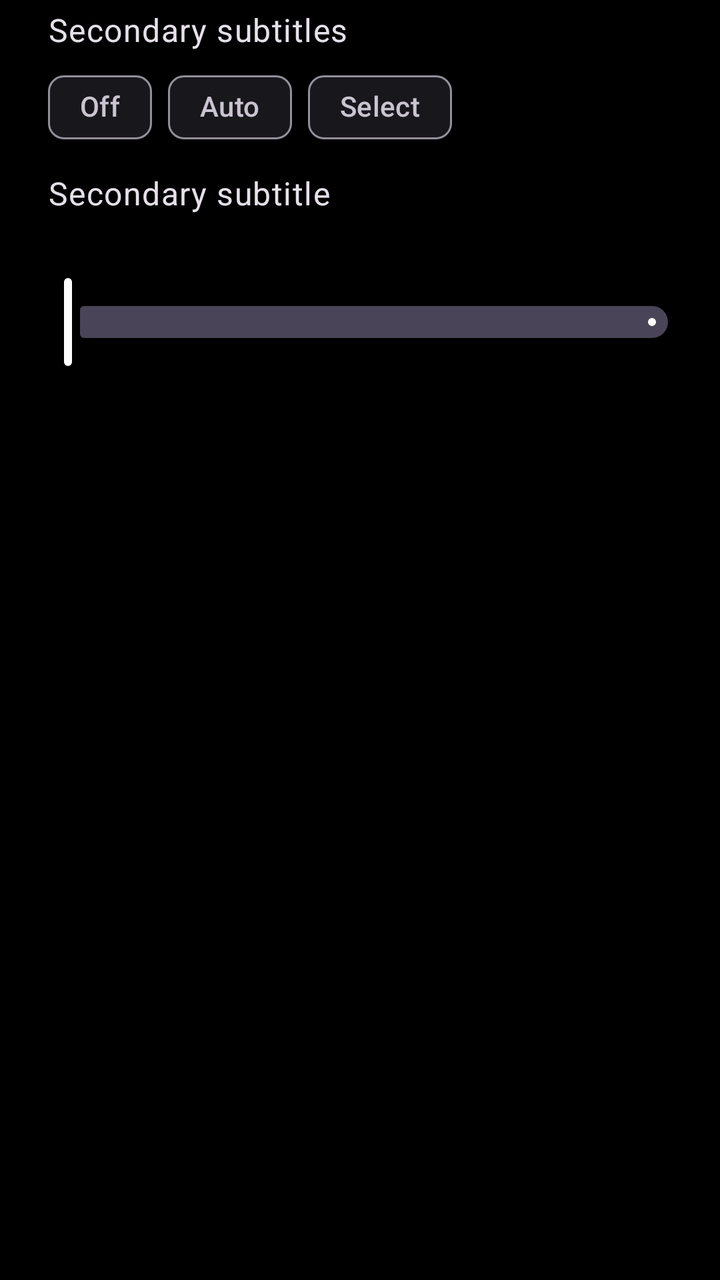
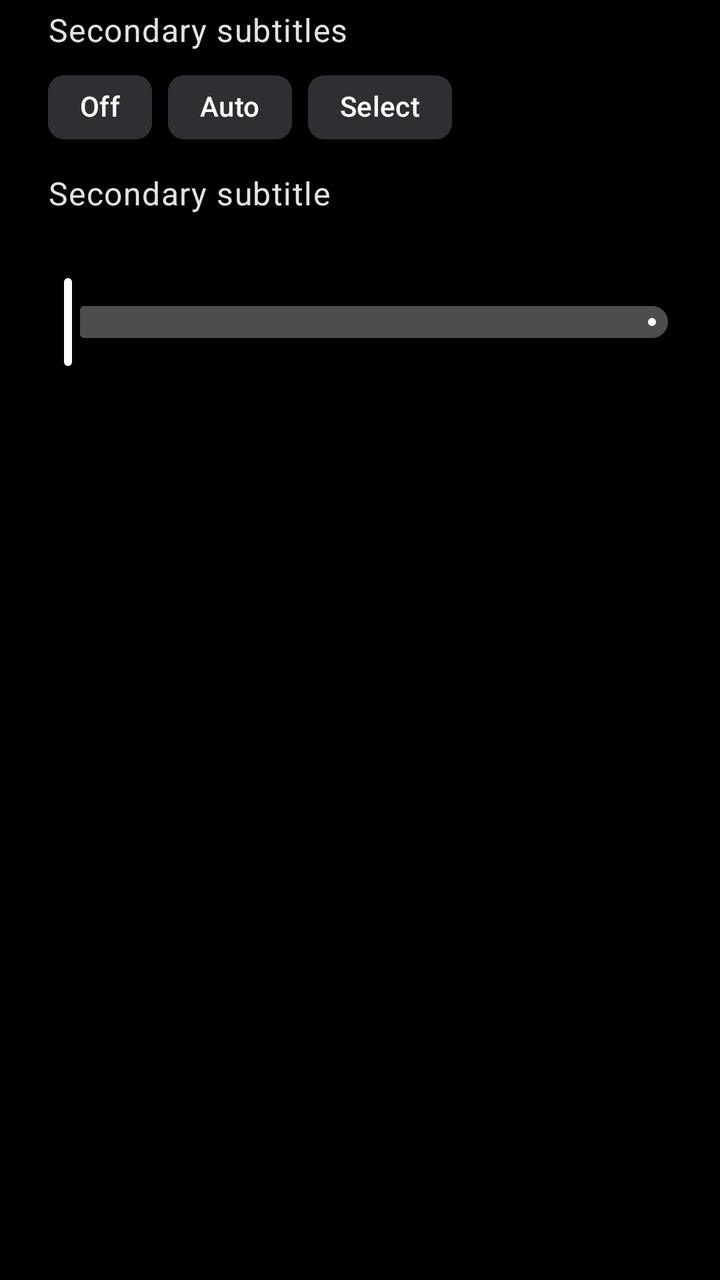

Before-and-after screenshots of an Android layout around one commit, followed by the original layout XML and the change that was made.
<!-- AndroidManifest.xml: application theme Theme.App -->
<!-- res/layout/view_subtitle_advanced.xml -->
<?xml version="1.0" encoding="utf-8"?>
<androidx.appcompat.widget.LinearLayoutCompat xmlns:android="http://schemas.android.com/apk/res/android"
    xmlns:app="http://schemas.android.com/apk/res-auto"
    android:layout_width="match_parent"
    android:layout_height="wrap_content"
    android:orientation="vertical">

    <androidx.appcompat.widget.LinearLayoutCompat
        android:id="@+id/secondarySection"
        android:layout_width="match_parent"
        android:layout_height="wrap_content"
        android:orientation="vertical">

        <com.google.android.material.textview.MaterialTextView
            android:layout_width="match_parent"
            android:layout_height="wrap_content"
            android:paddingHorizontal="24dp"
            android:paddingVertical="4dp"
            android:text="@string/subtitle_secondary_track"
            android:textAppearance="?attr/textAppearanceBodyLarge" />

        <com.google.android.material.chip.ChipGroup
            android:id="@+id/secondaryGroup"
            android:layout_width="match_parent"
            android:layout_height="wrap_content"
            android:paddingHorizontal="24dp"
            app:chipSpacingVertical="0dp"
            app:selectionRequired="true"
            app:singleSelection="true">

            <com.google.android.material.chip.Chip
                android:id="@+id/secondaryOff"
                style="@style/Widget.Material3.Chip.Filter"
                android:layout_width="wrap_content"
                android:layout_height="wrap_content"
                android:text="@string/subtitle_secondary_off" />

            <com.google.android.material.chip.Chip
                android:id="@+id/secondaryAuto"
                style="@style/Widget.Material3.Chip.Filter"
                android:layout_width="wrap_content"
                android:layout_height="wrap_content"
                android:text="@string/subtitle_secondary_auto" />

            <com.google.android.material.chip.Chip
                android:id="@+id/secondarySelect"
                style="@style/Widget.Material3.Chip.Filter"
                android:layout_width="wrap_content"
                android:layout_height="wrap_content"
                android:text="@string/subtitle_secondary_select" />

        </com.google.android.material.chip.ChipGroup>

    </androidx.appcompat.widget.LinearLayoutCompat>

    <androidx.appcompat.widget.LinearLayoutCompat
        android:id="@+id/secondaryTrackSection"
        android:layout_width="match_parent"
        android:layout_height="wrap_content"
        android:orientation="vertical">

        <com.google.android.material.textview.MaterialTextView
            android:layout_width="match_parent"
            android:layout_height="wrap_content"
            android:paddingHorizontal="24dp"
            android:paddingTop="8dp"
            android:text="@string/subtitle_secondary_track_select"
            android:textAppearance="?attr/textAppearanceBodyLarge" />

        <com.google.android.material.chip.ChipGroup
            android:id="@+id/secondaryTrackGroup"
            android:layout_width="match_parent"
            android:layout_height="wrap_content"
            android:paddingHorizontal="24dp"
            app:chipSpacingVertical="0dp"
            app:selectionRequired="true"
            app:singleSelection="true" />

    </androidx.appcompat.widget.LinearLayoutCompat>

    <include
        android:id="@+id/secondaryPosition"
        layout="@layout/view_setting_slider" />

</androidx.appcompat.widget.LinearLayoutCompat>
<!-- res/layout/view_setting_slider.xml (included above) -->
<?xml version="1.0" encoding="utf-8"?>
<androidx.appcompat.widget.LinearLayoutCompat xmlns:android="http://schemas.android.com/apk/res/android"
    xmlns:app="http://schemas.android.com/apk/res-auto"
    android:id="@+id/row"
    android:layout_width="match_parent"
    android:layout_height="wrap_content"
    android:orientation="vertical">

    <androidx.appcompat.widget.LinearLayoutCompat
        android:layout_width="match_parent"
        android:layout_height="wrap_content"
        android:gravity="center_vertical"
        android:orientation="horizontal"
        android:paddingHorizontal="24dp"
        android:paddingTop="8dp">

        <com.google.android.material.textview.MaterialTextView
            android:id="@+id/title"
            android:layout_width="0dp"
            android:layout_height="wrap_content"
            android:layout_weight="1"
            android:textAppearance="?attr/textAppearanceBodyLarge" />

        <com.google.android.material.textview.MaterialTextView
            android:id="@+id/value"
            android:layout_width="wrap_content"
            android:layout_height="wrap_content"
            android:fontFeatureSettings="tnum"
            android:textAppearance="?attr/textAppearanceBodyMedium"
            android:textColor="?attr/colorOnSurface" />

    </androidx.appcompat.widget.LinearLayoutCompat>

    <com.google.android.material.slider.Slider
        android:id="@+id/slider"
        android:layout_width="match_parent"
        android:layout_height="wrap_content"
        android:layout_marginHorizontal="12dp"
        android:focusable="true"
        app:tickVisible="false" />

</androidx.appcompat.widget.LinearLayoutCompat>
<!-- resources referenced by this layout -->
<resources>
  <string name="subtitle_secondary_auto">Auto</string>
  <string name="subtitle_secondary_off">Off</string>
  <string name="subtitle_secondary_select">Select</string>
  <string name="subtitle_secondary_track">Secondary subtitles</string>
  <string name="subtitle_secondary_track_select">Secondary subtitle</string>
  <style name="Theme.App" parent="Theme.Base" />
  <style name="Theme.Base" parent="Theme.Material3.Dark.NoActionBar">
          
          <item name="colorPrimary">@color/qbox_text</item>
          <item name="colorSurface">@color/qbox_surface</item>
          <item name="colorOnSurface">@color/qbox_text</item>
          <item name="materialAlertDialogTheme">@style/ThemeOverlay.QBox.Dialog</item>
          <item name="bottomSheetDialogTheme">@style/ThemeOverlay.QBox.Sheet</item>
          <item name="android:colorBackground">@color/qbox_bg</item>
          <item name="android:windowBackground">@color/qbox_bg</item>
          <item name="android:windowFullscreen">true</item>
          <item name="android:windowTranslucentStatus">true</item>
          <item name="android:windowTranslucentNavigation">true</item>
          <item name="android:windowAnimationStyle">@style/NoAnim</item>
          <item name="android:fontFamily">sans-serif</item>
      </style>
  <color name="qbox_text">#FFFFFF</color>
  <color name="qbox_surface">#17171C</color>
  <style name="ThemeOverlay.QBox.Dialog" parent="ThemeOverlay.Material3.MaterialAlertDialog">
          <item name="colorSurface">@color/qbox_surface</item>
          <item name="colorSurfaceContainerHigh">@color/qbox_surface</item>
          <item name="colorSurfaceContainer">@color/qbox_surface</item>
          <item name="elevationOverlayEnabled">false</item>
      </style>
  <style name="ThemeOverlay.QBox.Sheet" parent="ThemeOverlay.Material3.BottomSheetDialog">
          <item name="colorSurface">@color/qbox_surface</item>
          <item name="colorSurfaceContainerHigh">@color/qbox_surface</item>
          <item name="colorSurfaceContainer">@color/qbox_surface</item>
          <item name="elevationOverlayEnabled">false</item>
          <item name="bottomSheetStyle">@style/QBox.BottomSheet</item>
          <item name="android:windowAnimationStyle">@style/QBox.PanelAnim</item>
      </style>
  <color name="qbox_bg">#000000</color>
  <style name="NoAnim">
          <item name="android:activityOpenEnterAnimation">@null</item>
          <item name="android:activityOpenExitAnimation">@null</item>
          <item name="android:activityCloseEnterAnimation">@null</item>
          <item name="android:activityCloseExitAnimation">@null</item>
      </style>
  <style name="QBox.BottomSheet" parent="Widget.Material3.BottomSheet">
          <item name="marginLeftSystemWindowInsets">false</item>
          <item name="marginRightSystemWindowInsets">false</item>
          <item name="marginTopSystemWindowInsets">false</item>
      </style>
  <style name="QBox.PanelAnim" parent="android:Animation.Dialog" />
</resources>

<!-- the commit's change to res/layout/view_subtitle_advanced.xml (unified diff, before → after) -->
@@ -30,21 +30,21 @@
 
             <com.google.android.material.chip.Chip
                 android:id="@+id/secondaryOff"
-                style="@style/Widget.Material3.Chip.Filter"
+                style="@style/QBoxDialogChip"
                 android:layout_width="wrap_content"
                 android:layout_height="wrap_content"
                 android:text="@string/subtitle_secondary_off" />
 
             <com.google.android.material.chip.Chip
                 android:id="@+id/secondaryAuto"
-                style="@style/Widget.Material3.Chip.Filter"
+                style="@style/QBoxDialogChip"
                 android:layout_width="wrap_content"
                 android:layout_height="wrap_content"
                 android:text="@string/subtitle_secondary_auto" />
 
             <com.google.android.material.chip.Chip
                 android:id="@+id/secondarySelect"
-                style="@style/Widget.Material3.Chip.Filter"
+                style="@style/QBoxDialogChip"
                 android:layout_width="wrap_content"
                 android:layout_height="wrap_content"
                 android:text="@string/subtitle_secondary_select" />
@@ -105,7 +105,8 @@
             android:layout_width="0dp"
             android:layout_height="wrap_content"
             android:layout_weight="1"
-            android:textAppearance="?attr/textAppearanceBodyLarge" />
+            android:textAppearance="?attr/textAppearanceBodyLarge"
+            android:textColor="@color/qbox_text" />
 
         <com.google.android.material.textview.MaterialTextView
             android:id="@+id/value"
@@ -113,16 +114,21 @@
             android:layout_height="wrap_content"
             android:fontFeatureSettings="tnum"
             android:textAppearance="?attr/textAppearanceBodyMedium"
-            android:textColor="?attr/colorOnSurface" />
+            android:textColor="@color/qbox_text_dim" />
 
     </androidx.appcompat.widget.LinearLayoutCompat>
 
+    
     <com.google.android.material.slider.Slider
         android:id="@+id/slider"
         android:layout_width="match_parent"
         android:layout_height="wrap_content"
         android:layout_marginHorizontal="12dp"
         android:focusable="true"
-        app:tickVisible="false" />
+        app:haloColor="@color/transparent"
+        app:thumbTint="@color/qbox_text"
+        app:tickVisible="false"
+        app:trackColorActive="@color/qbox_text"
+        app:trackColorInactive="@color/white_30" />
 
 </androidx.appcompat.widget.LinearLayoutCompat>
<!-- resource entries referenced after the edit -->
@@ -5,6 +5,13 @@
   <string name="subtitle_secondary_select">Select</string>
   <string name="subtitle_secondary_track">Secondary subtitles</string>
   <string name="subtitle_secondary_track_select">Secondary subtitle</string>
+  <style name="QBoxDialogChip" parent="Widget.Material3.Chip.Filter">
+          <item name="chipStrokeWidth">0dp</item>
+          <item name="chipBackgroundColor">@color/chip_bed</item>
+          <item name="android:textColor">@color/text</item>
+          <item name="checkedIconVisible">false</item>
+          <item name="chipIconVisible">false</item>
+      </style>
   <style name="Theme.App" parent="Theme.Base" />
   <style name="Theme.Base" parent="Theme.Material3.Dark.NoActionBar">
           
@@ -22,6 +29,9 @@
           <item name="android:fontFamily">sans-serif</item>
       </style>
   <color name="qbox_text">#FFFFFF</color>
+  <color name="qbox_text_dim">#C9C9D1</color>
+  <color name="transparent">#00000000</color>
+  <color name="white_30">#4DFFFFFF</color>
   <color name="qbox_surface">#17171C</color>
   <style name="ThemeOverlay.QBox.Dialog" parent="ThemeOverlay.Material3.MaterialAlertDialog">
           <item name="colorSurface">@color/qbox_surface</item>
